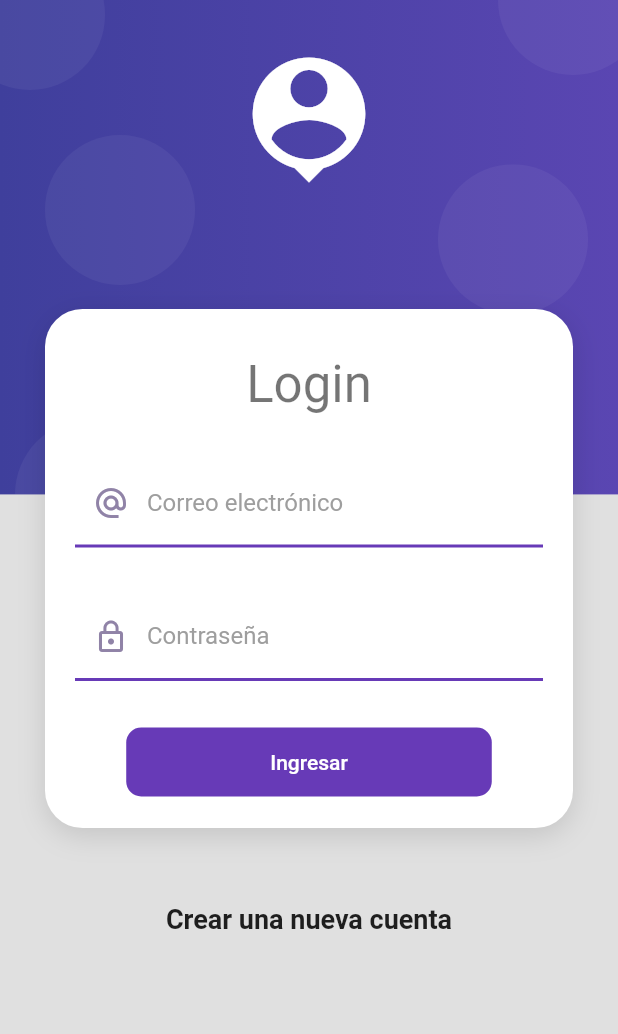
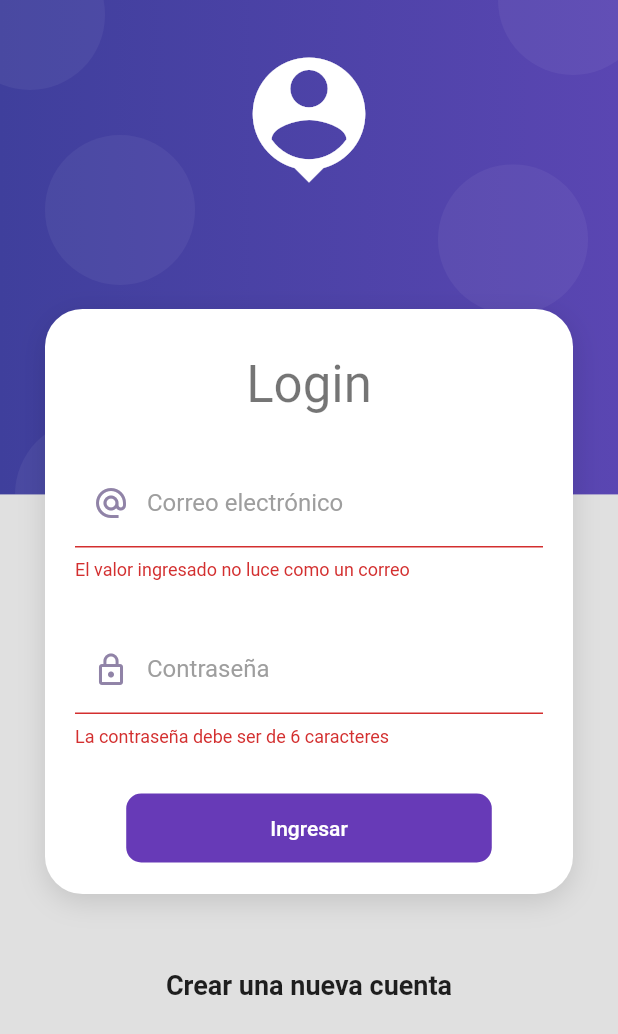
Before and after one commit to anibalmunoz/productos_app, a Flutter app: the LoginPage screen opened by its route, after a tap on "Ingresar", on a phone screen of 412 x 824 dp. Shown: the top 1034 px of the screen. Run offline on Flutter 3.47's test engine with Material 2 defaults, Android fonts, the phone set to English and light mode, and no system bars; network calls fail.

```diff
--- a/lib/pages/login_page.dart
+++ b/lib/pages/login_page.dart
@@ -1,7 +1,10 @@
 import 'package:flutter/material.dart';
+import 'package:productos_app/pages/pages.dart';
+import 'package:productos_app/providers/login_form_provider.dart';
 import 'package:productos_app/ui/input_decorations.dart';
 import 'package:productos_app/utils/app_color.dart';
 import 'package:productos_app/widgets/widgets.dart';
+import 'package:provider/provider.dart';
 
 class LoginPage extends StatelessWidget {
   const LoginPage({Key? key}) : super(key: key);
@@ -22,7 +25,7 @@ class LoginPage extends StatelessWidget {
                 const SizedBox(height: 10),
                 Text("Login", style: Theme.of(context).textTheme.headline4),
                 const SizedBox(height: 30),
-                _LoginForm()
+                ChangeNotifierProvider(create: (context) => LoginFormProvider(), child: _LoginForm())
               ],
             )),
             const SizedBox(height: 50),
@@ -38,22 +41,39 @@ class LoginPage extends StatelessWidget {
 class _LoginForm extends StatelessWidget {
   @override
   Widget build(BuildContext context) {
+    final formProvider = Provider.of<LoginFormProvider>(context);
     return Form(
+        key: formProvider.formKey,
+        autovalidateMode: AutovalidateMode.onUserInteraction,
         child: Column(
           children: [
             TextFormField(
+              controller: formProvider.emailController,
               autocorrect: false,
               keyboardType: TextInputType.emailAddress,
               decoration: InputDecorations.authInputDecoration(
-              hintText: "john.doe@gmail.com", labelText: "Correo electrónico", prefixIcon: Icons.alternate_email_sharp),
+                  hintText: "john.doe@gmail.com",
+                  labelText: "Correo electrónico",
+                  prefixIcon: Icons.alternate_email_sharp),
+              validator: (value) {
+                String pattern =
+                    r'^(([^<>()[\]\\.,;:\s@\"]+(\.[^<>()[\]\\.,;:\s@\"]+)*)|(\".+\"))@((\[[0-9]{1,3}\.[0-9]{1,3}\.[0-9]{1,3}\.[0-9]{1,3}\])|(([a-zA-Z\-0-9]+\.)+[a-zA-Z]{2,}))$';
+                RegExp regExp = RegExp(pattern);
+                return regExp.hasMatch(value ?? "") ? null : "El valor ingresado no luce como un correo";
+              },
             ),
             const SizedBox(height: 30),
             TextFormField(
+              controller: formProvider.passwordController,
               autocorrect: false,
               keyboardType: TextInputType.emailAddress,
               obscureText: true,
               decoration: InputDecorations.authInputDecoration(
                   hintText: "*****", labelText: "Contraseña", prefixIcon: Icons.lock_outline),
+              validator: (value) {
+                if (value != null && value.length >= 6) return null;
+                return "La contraseña debe ser de 6 caracteres";
+              },
             ),
             const SizedBox(height: 30),
             MaterialButton(
@@ -61,13 +81,21 @@ class _LoginForm extends StatelessWidget {
               disabledColor: Colors.grey,
               elevation: 0,
               color: AppColor.primaryColor,
-          onPressed: () {},
+              onPressed: formProvider.isLoading
+                  ? null
+                  : () async {
+                      FocusScope.of(context).unfocus();
+                      if (!formProvider.isValidForm()) return;
+                      formProvider.isLoading = true;
+                      await Future.delayed(const Duration(seconds: 2));
+                      formProvider.isLoading = false;
+                      Navigator.pushReplacementNamed(context, HomePage.routeName);
+                    },
               child: Container(
                   padding: const EdgeInsets.symmetric(horizontal: 80, vertical: 15),
-              child: const Text(
-                "Ingresar",
-                style: TextStyle(color: Colors.white),
-              )),
+                  child: formProvider.isLoading
+                      ? const CircularProgressIndicator.adaptive()
+                      : const Text("Ingresar", style: TextStyle(color: Colors.white))),
             )
           ],
         ));
--- a/lib/pages/pages.dart
+++ b/lib/pages/pages.dart
@@ -1,2 +1,3 @@
+export 'package:productos_app/pages/product_page.dart';
 export 'package:productos_app/pages/home_page.dart';
 export 'package:productos_app/pages/login_page.dart';
--- /dev/null
+++ b/lib/providers/login_form_provider.dart
@@ -0,0 +1,25 @@
+import 'package:flutter/material.dart';
+
+class LoginFormProvider extends ChangeNotifier {
+  GlobalKey<FormState> formKey = GlobalKey();
+
+  TextEditingController emailController = TextEditingController();
+  TextEditingController passwordController = TextEditingController();
+
+  String email = "";
+  String password = "";
+
+  bool _isLoading = false;
+  bool get isLoading => _isLoading;
+  set isLoading(bool val) {
+    _isLoading = val;
+    notifyListeners();
+  }
+
+  bool isValidForm() {
+    email = emailController.text;
+    password = passwordController.text;
+    print("$email  $password");
+    return formKey.currentState?.validate() ?? false;
+  }
+}
--- /dev/null
+++ b/lib/utils/app_config.dart
@@ -0,0 +1 @@
+class AppConfig {}
--- a/lib/widgets/widgets.dart
+++ b/lib/widgets/widgets.dart
@@ -1,2 +1,4 @@
+export 'package:productos_app/widgets/auth_background.dart';
 export 'package:productos_app/widgets/card_container.dart';
-export 'package:productos_app/widgets/auth_background.dart';
+export 'package:productos_app/widgets/product_card.dart';
+export 'package:productos_app/widgets/product_image.dart';
--- a/pubspec.yaml
+++ b/pubspec.yaml
@@ -36,6 +36,7 @@ dependencies:
   # The following adds the Cupertino Icons font to your application.
   # Use with the CupertinoIcons class for iOS style icons.
   cupertino_icons: ^1.0.2
+  provider: ^6.0.5
 
 dev_dependencies:
   flutter_test:
@@ -58,6 +59,9 @@ flutter:
   # included with your application, so that you can use the icons in
   # the material Icons class.
   uses-material-design: true
+
+  assets:
+    - assets/
 
   # To add assets to your application, add an assets section, like this:
   # assets:
```
Also changed, not shown: lib/main.dart (+10 -3 lines), lib/pages/home_page.dart (+12 -1 lines), lib/pages/product_page.dart (added, +24 -0 lines), lib/widgets/product_card.dart (added, +120 -0 lines), lib/widgets/product_image.dart (added, +28 -0 lines), assets/jar-loading.gif (added), assets/no-image.png (added), pubspec.lock. Lines whose indentation alone changed are shown as unchanged.
